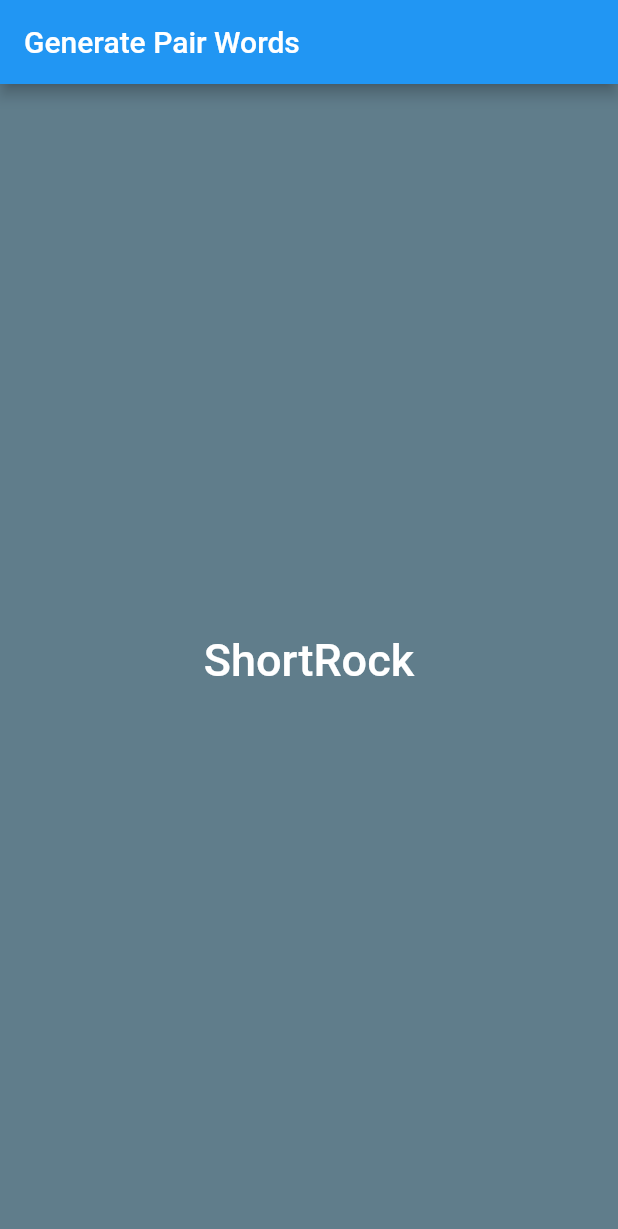
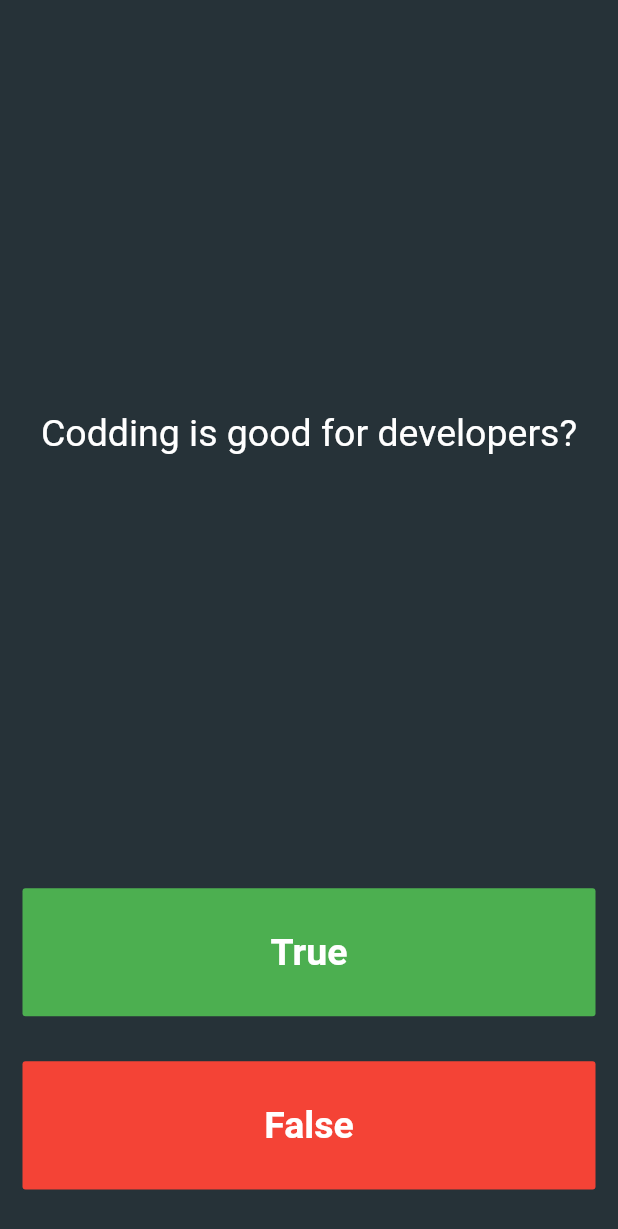
Before and after one commit to praween-link/MyFlutter, a Flutter app: the screen it shows after launch, on a phone screen of 412 x 824 dp. Shown: the top 1229 px of the screen. Run offline on Flutter 3.47's test engine with Material 2 defaults, Android fonts, the phone set to English and light mode, and no system bars.

Commit message:
Flutter-13 commit : Quiz App

```diff
--- a/lib/main.dart
+++ b/lib/main.dart
@@ -1,6 +1,6 @@
 import 'package:flutter/material.dart';
-import 'dart:math';
-import 'package:english_words/english_words.dart';
+import 'package:testing_app/questionAnswer.dart';
+// import 'package:audioplayers/audioplayers.dart';
 
 void main() {
   runApp(
@@ -10,10 +10,7 @@ void main() {
         primarySwatch: Colors.blue,
       ),
       home: Scaffold(
-        backgroundColor: Colors.blueGrey,
-        appBar: AppBar(
-          title: Text("Generate Pair Words"),
-        ),
+        backgroundColor: Colors.blueGrey.shade900,
         body: SafeArea(
           child: MyApp(),
         ),
@@ -29,28 +26,117 @@ class MyApp extends StatefulWidget {
 }
 
 class _MyAppState extends State<MyApp> {
-  var wordPair = new WordPair.random();
+  List<Icon> scoreKeeper = [];
 
-  void pairWords() {
-    setState(() {
-      wordPair = new WordPair.random();
-    });
-  }
+  // List<String> questions = [
+  //   "Codding is good for developers?",
+  //   'Developers develop new things?',
+  //   'Create mobile application using only java programming language?',
+  // ];
+  // List<bool> answers = [true, true, false];
+
+  List<Questions> questionBank = [
+    Questions(q: 'Codding is good for developers?', a: true),
+    Questions(q: 'Developers develop new things?', a: true),
+    Questions(q: 'Create mobile application using only java programming language?', a: false),
+  ];
+
+  int question_number = 0;
 
   @override
   Widget build(BuildContext context) {
-    return Center(
-      // child: Text(all.last), // nouns.first
-      child: TextButton(
-        onPressed: () => pairWords(),
-        child: Text(
-          wordPair.asPascalCase,
-          style: TextStyle(
-            fontSize: 30.0,
-            color: Colors.white,
+    return Column(
+      crossAxisAlignment: CrossAxisAlignment.stretch,
+      mainAxisAlignment: MainAxisAlignment.spaceEvenly,
+      children: <Widget>[
+        Expanded(
+          flex: 5,
+          child: Padding(
+            padding: const EdgeInsets.all(20.0),
+            child: Center(
+              child: Text(
+                questionBank[question_number].questionText,
+                textAlign: TextAlign.center,
+                style: TextStyle(
+                  color: Colors.white,
+                  fontSize: 25.0,
+                ),
+              ),
+            ),
           ),
         ),
-      ),
+        Expanded(
+          child: Padding(
+            padding: const EdgeInsets.all(15.0),
+            child: FlatButton(
+              color: Colors.green,
+              child: Text(
+                "True",
+                style: TextStyle(
+                  color: Colors.white,
+                  fontSize: 25,
+                  fontWeight: FontWeight.bold,
+                ),
+              ),
+              onPressed: () {
+                setState(() {
+                  bool user_answer = questionBank[question_number].answerBool;
+                  user_answer
+                      ? scoreKeeper.add(Icon(
+                          Icons.check,
+                          color: Colors.green,
+                        ))
+                      : scoreKeeper.add(Icon(
+                          Icons.close,
+                          color: Colors.red,
+                        ));
+                  question_number++;
+                });
+              },
+            ),
+          ),
+        ),
+        Expanded(
+          child: Padding(
+            padding: const EdgeInsets.all(15.0),
+            child: FlatButton(
+              color: Colors.red,
+              child: Text(
+                "False",
+                style: TextStyle(
+                  color: Colors.white,
+                  fontSize: 25,
+                  fontWeight: FontWeight.bold,
+                ),
+              ),
+              onPressed: () {
+                setState(() {
+                  bool user_answer = questionBank[question_number].answerBool;
+                  !user_answer
+                      ? scoreKeeper.add(Icon(
+                          Icons.check,
+                          color: Colors.green,
+                        ))
+                      : scoreKeeper.add(Icon(
+                          Icons.close,
+                          color: Colors.red,
+                        ));
+                  question_number++;
+                });
+              },
+            ),
+          ),
+        ),
+        Padding(
+          padding: const EdgeInsets.all(8.0),
+          child: SingleChildScrollView(
+            scrollDirection: Axis.horizontal,
+            child: Row(
+              children: scoreKeeper,
+            ),
+          ),
+        ),
+      ],
     );
   }
 }
--- /dev/null
+++ b/lib/questionAnswer.dart
@@ -0,0 +1,10 @@
+
+class Questions {
+  String questionText;
+  bool answerBool;
+
+  Questions({String q, bool a}){
+    questionText = q;
+    answerBool = a;
+  }
+}
--- a/pubspec.yaml
+++ b/pubspec.yaml
@@ -23,7 +23,6 @@ environment:
 dependencies:
   flutter:
     sdk: flutter
-  english_words: ^4.0.0
 
   # The following adds the Cupertino Icons font to your application.
   # Use with the CupertinoIcons class for iOS style icons.
@@ -47,6 +46,7 @@ flutter:
   assets:
     # - images/diamond.png
     - images/
+    - assets/
   #   - images/a_dot_ham.jpeg
 
   fonts:
```
Also changed, not shown: pubspec.lock, 2 other files.
